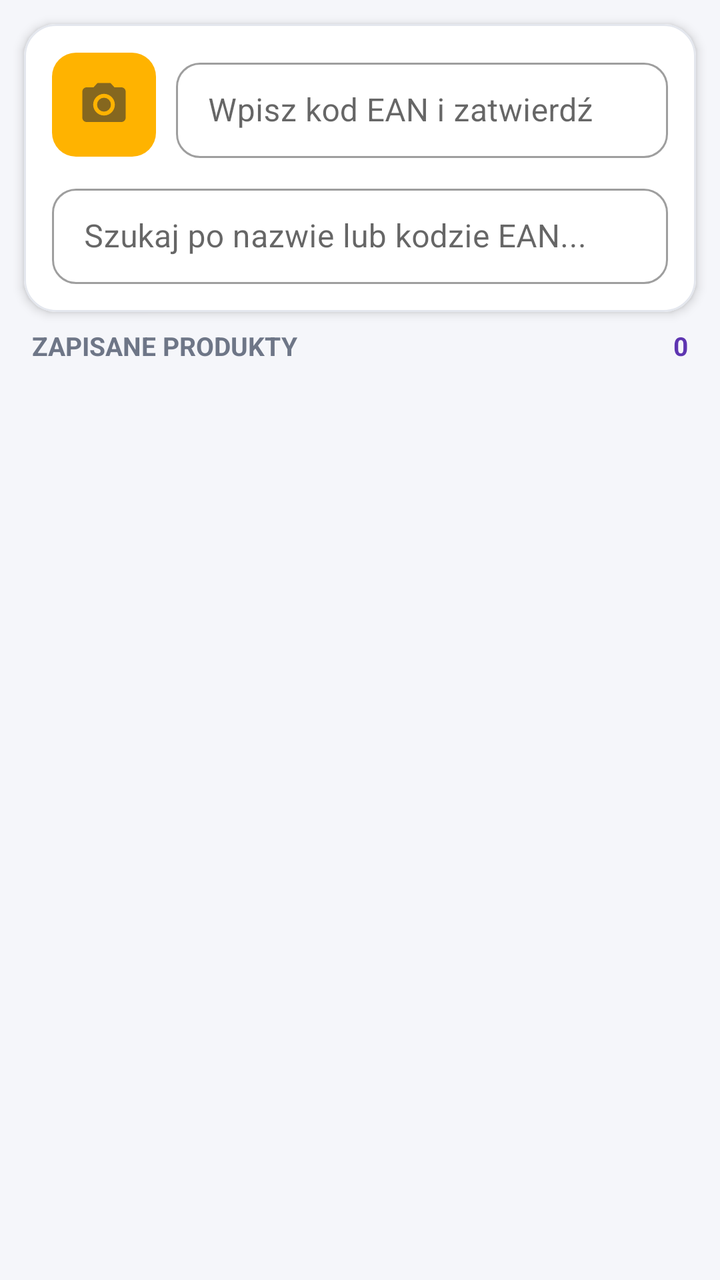
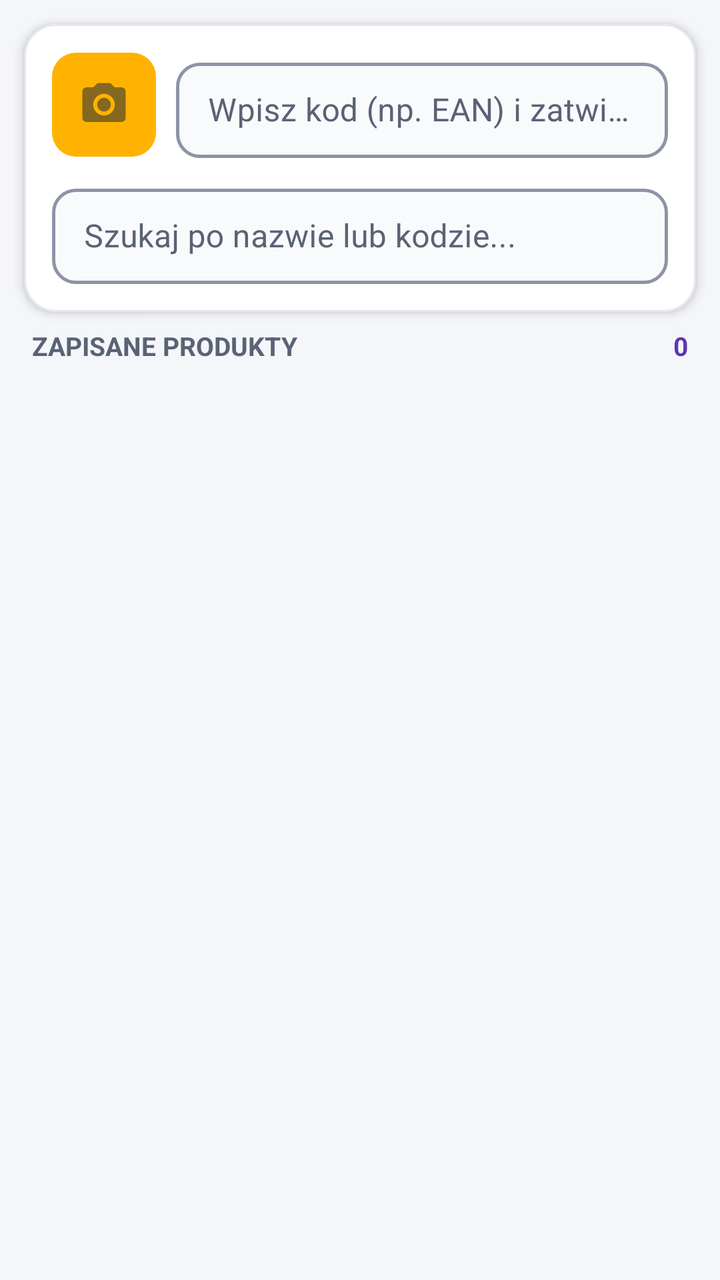

Screens rendered from an Android XML layout before and after an edit, with the pre-edit source and the edit as a unified diff.
<!-- AndroidManifest.xml: application theme Theme.EAN_code_scanner -->
<!-- res/layout/activity_main.xml -->
<?xml version="1.0" encoding="utf-8"?>
<LinearLayout xmlns:android="http://schemas.android.com/apk/res/android"
    xmlns:app="http://schemas.android.com/apk/res-auto"
    xmlns:tools="http://schemas.android.com/tools"
    android:id="@+id/mainRootLayout"
    android:layout_width="match_parent"
    android:layout_height="match_parent"
    android:orientation="vertical"
    android:background="@color/bg_screen"
    android:fitsSystemWindows="true">

    
    <com.google.android.material.card.MaterialCardView
        android:layout_width="match_parent"
        android:layout_height="wrap_content"
        android:layout_marginHorizontal="12dp"
        android:layout_marginTop="12dp"
        android:layout_marginBottom="8dp"
        app:cardBackgroundColor="@color/surface_card"
        app:cardCornerRadius="16dp"
        app:cardElevation="3dp"
        app:strokeColor="@color/divider_color"
        app:strokeWidth="1dp">

        <LinearLayout
            android:layout_width="match_parent"
            android:layout_height="wrap_content"
            android:orientation="vertical"
            android:padding="14dp">

            <LinearLayout
                android:id="@+id/eanTools"
                android:layout_width="match_parent"
                android:layout_height="wrap_content"
                android:gravity="center_vertical"
                android:orientation="horizontal">

                <ImageButton
                    android:id="@+id/scanBtn"
                    android:layout_width="52dp"
                    android:layout_height="52dp"
                    android:background="@drawable/bg_scan_btn"
                    android:src="@drawable/ic_camera"
                    android:padding="13dp"
                    android:scaleType="fitCenter"
                    android:contentDescription="Skanuj kod EAN" />

                <com.google.android.material.textfield.TextInputLayout
                    style="@style/Widget.MaterialComponents.TextInputLayout.OutlinedBox.Dense"
                    android:layout_width="0dp"
                    android:layout_height="wrap_content"
                    android:layout_weight="1"
                    android:layout_marginStart="10dp"
                    android:hint="Wpisz kod EAN i zatwierdź"
                    app:boxCornerRadiusBottomEnd="12dp"
                    app:boxCornerRadiusBottomStart="12dp"
                    app:boxCornerRadiusTopEnd="12dp"
                    app:boxCornerRadiusTopStart="12dp"
                    app:endIconMode="clear_text">

                    <com.google.android.material.textfield.TextInputEditText
                        android:id="@+id/eanInput"
                        android:layout_width="match_parent"
                        android:layout_height="wrap_content"
                        android:inputType="number"
                        android:imeOptions="actionDone"
                        android:singleLine="true" />

                </com.google.android.material.textfield.TextInputLayout>

            </LinearLayout>

            <com.google.android.material.textfield.TextInputLayout
                style="@style/Widget.MaterialComponents.TextInputLayout.OutlinedBox.Dense"
                android:layout_width="match_parent"
                android:layout_height="wrap_content"
                android:layout_marginTop="10dp"
                android:hint="Szukaj po nazwie lub kodzie EAN..."
                app:boxCornerRadiusBottomEnd="12dp"
                app:boxCornerRadiusBottomStart="12dp"
                app:boxCornerRadiusTopEnd="12dp"
                app:boxCornerRadiusTopStart="12dp"
                app:endIconMode="clear_text">

                <com.google.android.material.textfield.TextInputEditText
                    android:id="@+id/searchByNameInp"
                    android:layout_width="match_parent"
                    android:layout_height="wrap_content"
                    android:inputType="text"
                    android:imeOptions="actionSearch"
                    android:singleLine="true" />

            </com.google.android.material.textfield.TextInputLayout>

        </LinearLayout>

    </com.google.android.material.card.MaterialCardView>

    
    <LinearLayout
        android:layout_width="match_parent"
        android:layout_height="wrap_content"
        android:layout_marginHorizontal="16dp"
        android:layout_marginBottom="4dp"
        android:gravity="center_vertical"
        android:orientation="horizontal">

        <TextView
            android:layout_width="0dp"
            android:layout_height="wrap_content"
            android:layout_weight="1"
            android:text="Zapisane produkty"
            android:textColor="@color/text_secondary"
            android:textSize="13sp"
            android:textStyle="bold"
            android:textAllCaps="true" />

        <TextView
            android:id="@+id/productCountTv"
            android:layout_width="wrap_content"
            android:layout_height="wrap_content"
            android:text="0"
            android:textColor="@color/purple"
            android:textSize="13sp"
            android:textStyle="bold" />

    </LinearLayout>

    
    <FrameLayout
        android:layout_width="match_parent"
        android:layout_height="0dp"
        android:layout_weight="1">

        <androidx.recyclerview.widget.RecyclerView
            android:id="@+id/my_recycler_view"
            android:layout_width="match_parent"
            android:layout_height="match_parent"
            android:clipToPadding="false"
            android:paddingHorizontal="12dp"
            android:paddingBottom="16dp"
            android:scrollbars="vertical"
            tools:listitem="@layout/list_item" />

        <LinearLayout
            android:id="@+id/emptyStateView"
            android:layout_width="match_parent"
            android:layout_height="match_parent"
            android:gravity="center"
            android:orientation="vertical"
            android:padding="32dp"
            android:visibility="gone">

            <TextView
                android:layout_width="wrap_content"
                android:layout_height="wrap_content"
                android:text="Brak produktów na liście"
                android:textColor="@color/text_primary"
                android:textSize="17sp"
                android:textStyle="bold" />

            <TextView
                android:layout_width="wrap_content"
                android:layout_height="wrap_content"
                android:layout_marginTop="6dp"
                android:gravity="center"
                android:text="Zeskanuj kod kreskowy aparatem lub wpisz numer EAN powyżej, aby dodać produkt."
                android:textColor="@color/text_secondary"
                android:textSize="14sp" />

        </LinearLayout>

    </FrameLayout>

</LinearLayout>
<!-- res/layout/list_item.xml (included above) -->
<?xml version="1.0" encoding="utf-8"?>
<com.google.android.material.card.MaterialCardView xmlns:android="http://schemas.android.com/apk/res/android"
    xmlns:app="http://schemas.android.com/apk/res-auto"
    android:id="@+id/parentLayout"
    android:layout_width="match_parent"
    android:layout_height="wrap_content"
    android:layout_marginVertical="5dp"
    android:clickable="true"
    android:focusable="true"
    app:cardBackgroundColor="@color/surface_card"
    app:cardCornerRadius="14dp"
    app:cardElevation="2dp"
    app:strokeColor="@color/divider_color"
    app:strokeWidth="1dp">

    <LinearLayout
        android:layout_width="match_parent"
        android:layout_height="wrap_content"
        android:gravity="center_vertical"
        android:orientation="horizontal"
        android:padding="14dp">

        
        <LinearLayout
            android:layout_width="0dp"
            android:layout_height="wrap_content"
            android:layout_weight="1"
            android:layout_marginEnd="10dp"
            android:orientation="vertical">

            <TextView
                android:id="@+id/name"
                android:layout_width="match_parent"
                android:layout_height="wrap_content"
                android:ellipsize="end"
                android:maxLines="2"
                android:text="Przykładowa nazwa produktu"
                android:textColor="@color/text_primary"
                android:textSize="16sp"
                android:textStyle="bold" />

            <TextView
                android:id="@+id/eanCodeTv"
                android:layout_width="match_parent"
                android:layout_height="wrap_content"
                android:layout_marginTop="3dp"
                android:text="EAN: 5901234567890"
                android:textColor="@color/text_secondary"
                android:textSize="12sp" />

            <TextView
                android:id="@+id/commentsTv"
                android:layout_width="match_parent"
                android:layout_height="wrap_content"
                android:layout_marginTop="4dp"
                android:ellipsize="end"
                android:maxLines="2"
                android:textColor="@color/text_secondary"
                android:textSize="13sp"
                android:textStyle="italic"
                android:visibility="gone" />

        </LinearLayout>

        
        <TextView
            android:id="@+id/price"
            android:layout_width="wrap_content"
            android:layout_height="wrap_content"
            android:layout_marginEnd="10dp"
            android:background="@drawable/bg_price_badge"
            android:paddingHorizontal="12dp"
            android:paddingVertical="6dp"
            android:text="599.95 zł"
            android:textColor="@color/purple"
            android:textSize="15sp"
            android:textStyle="bold" />

        
        <ImageButton
            android:id="@+id/deleteBtn"
            android:layout_width="42dp"
            android:layout_height="42dp"
            android:background="?attr/selectableItemBackgroundBorderless"
            android:contentDescription="Usuń produkt"
            android:padding="9dp"
            android:scaleType="fitCenter"
            android:src="@drawable/ic_delete"
            app:tint="@color/danger_tint" />

    </LinearLayout>

</com.google.android.material.card.MaterialCardView>
<!-- resources referenced by this layout -->
<resources>
  <color name="bg_screen">#FFF5F6FA</color>
  <color name="danger_tint">#FFD32F2F</color>
  <color name="divider_color">#FFE4E7EE</color>
  <color name="purple">#FF5E35B1</color>
  <color name="surface_card">#FFFFFFFF</color>
  <color name="text_primary">#FF1F2430</color>
  <color name="text_secondary">#FF6E7687</color>
  <!-- drawable bg_price_badge (drawable) -->
  <?xml version="1.0" encoding="utf-8"?>
  <shape xmlns:android="http://schemas.android.com/apk/res/android"
      android:shape="rectangle">
      <solid android:color="@color/price_badge_bg" />
      <corners android:radius="10dp" />
  </shape>
  <!-- drawable bg_scan_btn (drawable) -->
  <?xml version="1.0" encoding="utf-8"?>
  <shape xmlns:android="http://schemas.android.com/apk/res/android"
      android:shape="rectangle">
      <solid android:color="@color/yellow" />
      <corners android:radius="12dp" />
  </shape>
  <!-- drawable ic_camera (drawable-anydpi) -->
  <vector xmlns:android="http://schemas.android.com/apk/res/android"
      android:width="24dp"
      android:height="24dp"
      android:viewportWidth="24"
      android:viewportHeight="24"
      android:tint="#333333"
      android:alpha="0.6">
    <path
        android:fillColor="@android:color/white"
        android:pathData="M12,12m-3.2,0a3.2,3.2 0,1 1,6.4 0a3.2,3.2 0,1 1,-6.4 0"/>
    <path
        android:fillColor="@android:color/white"
        android:pathData="M9,2L7.17,4L4,4c-1.1,0 -2,0.9 -2,2v12c0,1.1 0.9,2 2,2h16c1.1,0 2,-0.9 2,-2L22,6c0,-1.1 -0.9,-2 -2,-2h-3.17L15,2L9,2zM12,17c-2.76,0 -5,-2.24 -5,-5s2.24,-5 5,-5 5,2.24 5,5 -2.24,5 -5,5z"/>
  </vector>
  <!-- drawable ic_delete (drawable-anydpi) -->
  <vector xmlns:android="http://schemas.android.com/apk/res/android"
      android:width="24dp"
      android:height="24dp"
      android:viewportWidth="24"
      android:viewportHeight="24"
      android:tint="#333333"
      android:alpha="0.6">
    <path
        android:fillColor="@android:color/white"
        android:pathData="M6,19c0,1.1 0.9,2 2,2h8c1.1,0 2,-0.9 2,-2V7H6v12zM19,4h-3.5l-1,-1h-5l-1,1H5v2h14V4z"/>
  </vector>
  <style name="Theme.EAN_code_scanner" parent="Theme.MaterialComponents.DayNight.DarkActionBar">
          
          <item name="colorPrimary">@color/purple_500</item>
          <item name="colorPrimaryVariant">@color/purple_700</item>
          <item name="colorOnPrimary">@color/white</item>
          
          <item name="colorSecondary">@color/teal_200</item>
          <item name="colorSecondaryVariant">@color/teal_700</item>
          <item name="colorOnSecondary">@color/black</item>
          
          <item name="android:statusBarColor">?attr/colorPrimaryVariant</item>
          
      </style>
  <color name="price_badge_bg">#FFEDE7F6</color>
  <color name="yellow">#FFFFB300</color>
  <color name="purple_500">#FF5E35B1</color>
  <color name="purple_700">#FF4527A0</color>
  <color name="white">#FFFFFFFF</color>
  <color name="teal_200">#FF03DAC5</color>
  <color name="teal_700">#FF018786</color>
  <color name="black">#FF1C1B1F</color>
</resources>

<!-- the commit's change to res/layout/activity_main.xml (unified diff, before → after) -->
@@ -51,20 +51,28 @@
                     android:layout_height="wrap_content"
                     android:layout_weight="1"
                     android:layout_marginStart="10dp"
-                    android:hint="Wpisz kod EAN i zatwierdź"
+                    android:hint="Wpisz kod (np. EAN) i zatwierdź"
+                    android:textColorHint="@color/text_secondary"
+                    app:hintTextColor="@color/purple_500"
+                    app:boxStrokeColor="@color/input_box_stroke"
+                    app:boxStrokeWidth="1.5dp"
+                    app:boxStrokeWidthFocused="2dp"
+                    app:boxBackgroundColor="@color/input_bg"
                     app:boxCornerRadiusBottomEnd="12dp"
                     app:boxCornerRadiusBottomStart="12dp"
                     app:boxCornerRadiusTopEnd="12dp"
                     app:boxCornerRadiusTopStart="12dp"
-                    app:endIconMode="clear_text">
+                    app:endIconMode="clear_text"
+                    app:endIconTint="@color/text_secondary">
 
                     <com.google.android.material.textfield.TextInputEditText
                         android:id="@+id/eanInput"
                         android:layout_width="match_parent"
                         android:layout_height="wrap_content"
-                        android:inputType="number"
+                        android:inputType="text"
                         android:imeOptions="actionDone"
-                        android:singleLine="true" />
+                        android:singleLine="true"
+                        android:textColor="@color/text_primary" />
 
                 </com.google.android.material.textfield.TextInputLayout>
 
@@ -75,12 +83,19 @@
                 android:layout_width="match_parent"
                 android:layout_height="wrap_content"
                 android:layout_marginTop="10dp"
-                android:hint="Szukaj po nazwie lub kodzie EAN..."
+                android:hint="Szukaj po nazwie lub kodzie..."
+                android:textColorHint="@color/text_secondary"
+                app:hintTextColor="@color/purple_500"
+                app:boxStrokeColor="@color/input_box_stroke"
+                app:boxStrokeWidth="1.5dp"
+                app:boxStrokeWidthFocused="2dp"
+                app:boxBackgroundColor="@color/input_bg"
                 app:boxCornerRadiusBottomEnd="12dp"
                 app:boxCornerRadiusBottomStart="12dp"
                 app:boxCornerRadiusTopEnd="12dp"
                 app:boxCornerRadiusTopStart="12dp"
-                app:endIconMode="clear_text">
+                app:endIconMode="clear_text"
+                app:endIconTint="@color/text_secondary">
 
                 <com.google.android.material.textfield.TextInputEditText
                     android:id="@+id/searchByNameInp"
@@ -88,7 +103,8 @@
                     android:layout_height="wrap_content"
                     android:inputType="text"
                     android:imeOptions="actionSearch"
-                    android:singleLine="true" />
+                    android:singleLine="true"
+                    android:textColor="@color/text_primary" />
 
             </com.google.android.material.textfield.TextInputLayout>
 
@@ -164,7 +180,7 @@
                 android:layout_height="wrap_content"
                 android:layout_marginTop="6dp"
                 android:gravity="center"
-                android:text="Zeskanuj kod kreskowy aparatem lub wpisz numer EAN powyżej, aby dodać produkt."
+                android:text="Zeskanuj kod kreskowy aparatem lub wpisz dowolny kod powyżej, aby dodać produkt."
                 android:textColor="@color/text_secondary"
                 android:textSize="14sp" />
 
<!-- resource entries referenced after the edit -->
@@ -3,10 +3,11 @@
   <color name="bg_screen">#FFF5F6FA</color>
   <color name="danger_tint">#FFD32F2F</color>
   <color name="divider_color">#FFE4E7EE</color>
+  <color name="input_bg">#FFF9FAFC</color>
   <color name="purple">#FF5E35B1</color>
   <color name="surface_card">#FFFFFFFF</color>
   <color name="text_primary">#FF1F2430</color>
-  <color name="text_secondary">#FF6E7687</color>
+  <color name="text_secondary">#FF5A6275</color>
   <!-- drawable bg_price_badge (drawable) -->
   <?xml version="1.0" encoding="utf-8"?>
   <shape xmlns:android="http://schemas.android.com/apk/res/android"
@@ -48,7 +49,7 @@
         android:fillColor="@android:color/white"
         android:pathData="M6,19c0,1.1 0.9,2 2,2h8c1.1,0 2,-0.9 2,-2V7H6v12zM19,4h-3.5l-1,-1h-5l-1,1H5v2h14V4z"/>
   </vector>
-  <style name="Theme.EAN_code_scanner" parent="Theme.MaterialComponents.DayNight.DarkActionBar">
+  <style name="Theme.EAN_code_scanner" parent="Theme.MaterialComponents.Light.DarkActionBar">
           
           <item name="colorPrimary">@color/purple_500</item>
           <item name="colorPrimaryVariant">@color/purple_700</item>
@@ -57,9 +58,10 @@
           <item name="colorSecondary">@color/teal_200</item>
           <item name="colorSecondaryVariant">@color/teal_700</item>
           <item name="colorOnSecondary">@color/black</item>
+          <item name="colorSurface">@color/surface_card</item>
+          <item name="colorOnSurface">@color/text_primary</item>
           
           <item name="android:statusBarColor">?attr/colorPrimaryVariant</item>
-          
       </style>
   <color name="price_badge_bg">#FFEDE7F6</color>
   <color name="yellow">#FFFFB300</color>
